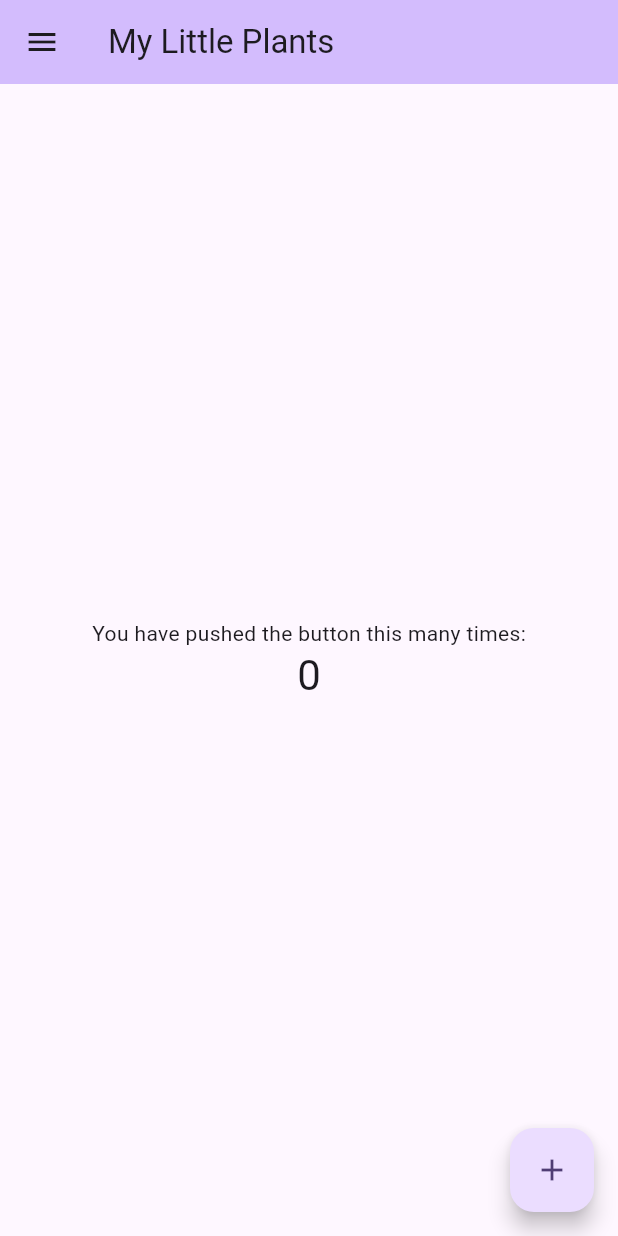
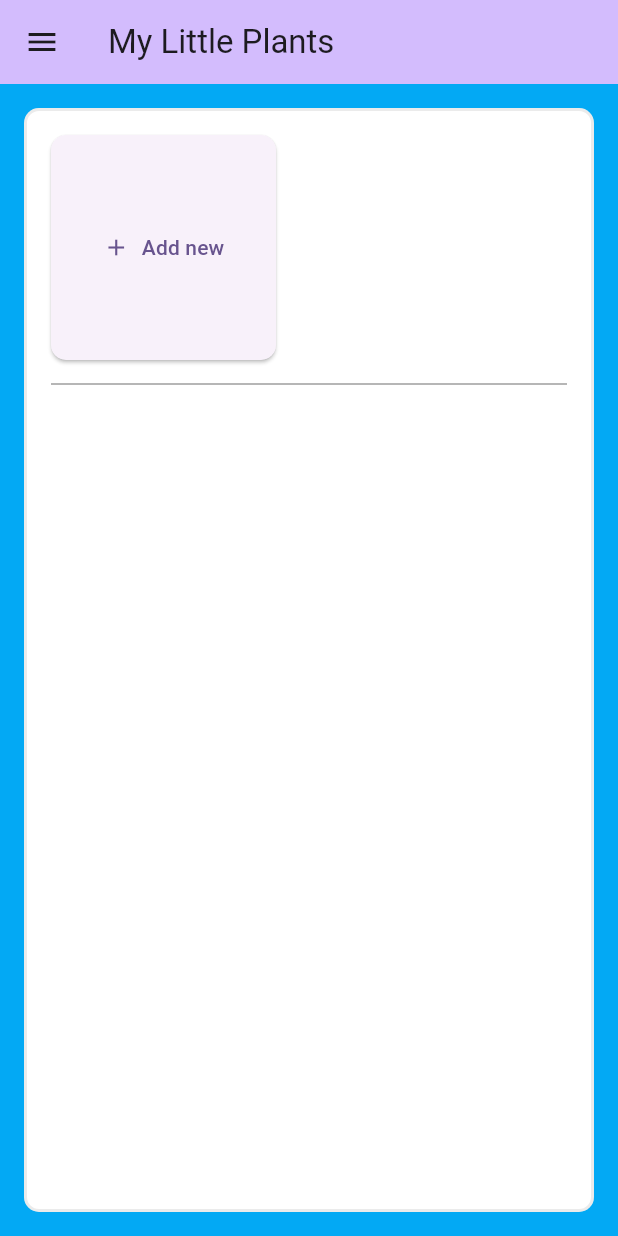
Before and after one commit to bmzsombi/szoftarch, a Flutter app: the screen it shows after launch, on a phone screen of 412 x 824 dp. Run offline on Flutter 3.47's test engine with Material 3 defaults, Android fonts, the phone set to English and light mode, and no system bars.

Commit message:
Buttons added

```diff
--- a/flutter_app/lib/main.dart
+++ b/flutter_app/lib/main.dart
@@ -2,5 +2,5 @@ import 'package:flutter/material.dart';
 import 'package:flutter_app/user_page.dart';
 
 void main() {
-  runApp(const MyApp2());
+  runApp(const UserPage());
 }
--- a/flutter_app/lib/user_page.dart
+++ b/flutter_app/lib/user_page.dart
@@ -1,12 +1,12 @@
 import 'package:flutter/material.dart';
 
-class MyApp2 extends StatelessWidget {
-  const MyApp2({super.key});
+class UserPage extends StatelessWidget {
+  const UserPage({super.key});
 
   @override
   Widget build(BuildContext context) {
     return MaterialApp(
-      title: 'Flutter Demo',
+      title: 'My Little Plants',
       theme: ThemeData(
         colorScheme: ColorScheme.fromSeed(seedColor: Colors.deepPurple),
         useMaterial3: true,
@@ -26,39 +26,72 @@ class MyHomePage extends StatefulWidget {
 }
 
 class _MyHomePageState extends State<MyHomePage> {
-  int _counter = 0;
+  List<Widget> plantList = [];
+  double screenWidth = 0;
+  double screenHeight = 0;
 
-  void _incrementCounter() {
+  double plantButtonWidth = 150;
+  double plantButtonHeight = 150;
+
+  void addPlant(){
     setState(() {
-      _counter++;
+      plantList.add(
+        SizedBox(
+          width: plantButtonWidth,
+          height: plantButtonHeight,
+          child: ElevatedButton.icon(
+            onPressed: () {
+              // Add new plant action
+            },
+            icon: const Icon(Icons.add),
+            label: const Text(" "),
+            style: ElevatedButton.styleFrom(
+              minimumSize: const Size(100, 50),
+              maximumSize: const Size(300, 150),
+              padding: const EdgeInsets.symmetric(horizontal: 24.0, vertical: 16.0),
+              shape: RoundedRectangleBorder(
+                borderRadius: BorderRadius.circular(10.0),
+              ),
+            ),
+          ),
+        )
+      );
+      plantList.add(
+        const SizedBox(
+          width: 20,
+        )
+      );
     });
   }
 
   @override
   Widget build(BuildContext context) {
+    screenWidth = MediaQuery.of(context).size.width;
+    screenHeight = MediaQuery.of(context).size.height;
+
+    if (screenHeight*0.15<=150) {
+      plantButtonHeight = 150;
+    } else if (screenHeight*0.15 >= 250) {
+      plantButtonHeight = 250;
+    }
+    else {
+      plantButtonHeight = screenHeight * 0.15;
+    }
+
+    if (screenWidth*0.15<=150) {
+      plantButtonWidth = 150;
+    } else if (screenWidth*0.15 >= 250) {
+      plantButtonWidth = 250;
+    }
+    else {
+      plantButtonWidth = screenWidth * 0.15;
+    }
+
     return Scaffold(
+      backgroundColor: Colors.lightBlue,
       appBar: AppBar(
         backgroundColor: Theme.of(context).colorScheme.inversePrimary,
         title: Text(widget.title),
-      ),
-      body: Center(
-        child: Column(
-          mainAxisAlignment: MainAxisAlignment.center,
-          children: <Widget>[
-            const Text(
-              'You have pushed the button this many times:',
-            ),
-            Text(
-              '$_counter',
-              style: Theme.of(context).textTheme.headlineMedium,
-            ),
-          ],
-        ),
-      ),
-      floatingActionButton: FloatingActionButton(
-        onPressed: _incrementCounter,
-        tooltip: 'Increment',
-        child: const Icon(Icons.add),
       ),
       drawer: Drawer(
         child: ListView(
@@ -79,7 +112,7 @@ class _MyHomePageState extends State<MyHomePage> {
               },
             ),
             ListTile(
-              title: const Text('Item 2'),
+              title: const Text('Sensors'),
               onTap: () {
                 // Update the state of the app.
                 // ...
@@ -88,6 +121,55 @@ class _MyHomePageState extends State<MyHomePage> {
           ],
         ),
       ),
+      body: Padding(
+        padding: const EdgeInsets.all(16.0),
+        child: Container(
+          height: screenHeight,
+          decoration: BoxDecoration(
+            border: Border.all(color: const Color.fromARGB(52, 158, 158, 158), width: 2.0), // Szürke színű, 2 pixel vastag keret
+            borderRadius: BorderRadius.circular(10.0), // Opcionális: kerekített sarkok
+            color: Colors.white
+          ),
+          child: Padding(
+            padding: const EdgeInsets.all(16.0),
+            child: Column(
+              children: [
+                Row(
+                  children: [
+                    SizedBox(
+                      width: plantButtonWidth,
+                      height: plantButtonHeight,
+                      child: ElevatedButton.icon(
+                        onPressed: () {
+                          addPlant();
+                        },
+                        icon: const Icon(Icons.add),
+                        label: const Text("Add new"),
+                        style: ElevatedButton.styleFrom(
+                          minimumSize: const Size(100, 50),
+                          maximumSize: const Size(300, 150),
+                          padding: const EdgeInsets.symmetric(horizontal: 24.0, vertical: 16.0),
+                          shape: RoundedRectangleBorder(
+                            borderRadius: BorderRadius.circular(10.0),
+                          ),
+                        ),
+                      ),
+                    ),
+                  ]
+                ),
+                const Divider(
+                  color: Colors.grey, // Elválasztó vonal színe
+                  thickness: 1.0, // Elválasztó vonal vastagsága
+                  height: 32.0, // Térköz a vonal körül
+                ),
+                Row(
+                  children: plantList,
+                )
+              ]
+            ),
+          )
+        )
+      ),
     );
   }
 }
```
Also changed, not shown: 1 other file.
